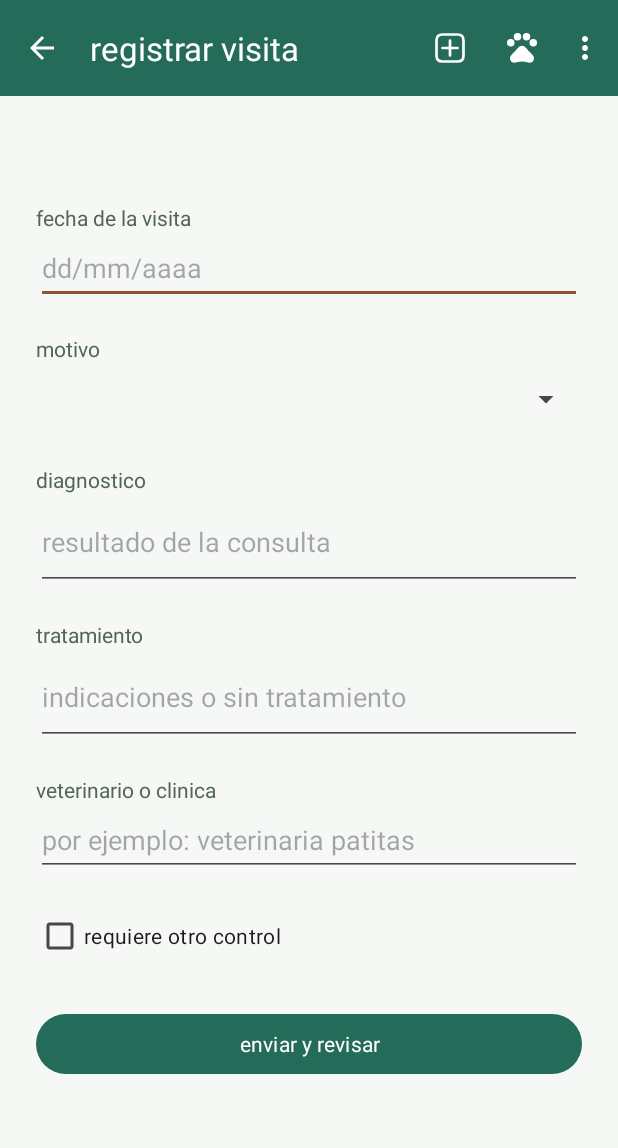
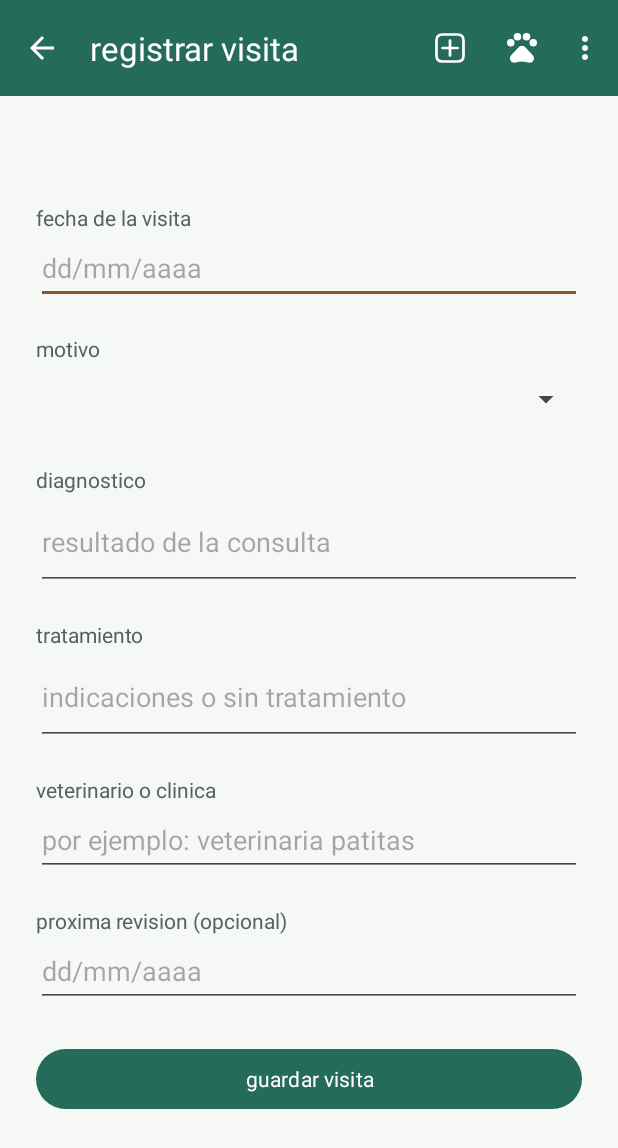
Before and after one commit to genesis-sanchez/Sops, an Android app: the RegistroVisitaActivity screen opened directly, with no data from a screen before it, on a phone screen of 412 x 824 dp. Shown: the top 1148 px of the screen. Run offline under Robolectric (Android 15) with nearby library versions, the phone set to English and light mode, and no system bars; 1 statement that could not run was skipped.

Commit message:
feat: guarda las visitas y muestra el historial por mascota

```diff
--- a/app/src/main/res/layout/activity_registro_visita.xml
+++ b/app/src/main/res/layout/activity_registro_visita.xml
@@ -27,12 +27,16 @@
             <EditText android:id="@+id/etVeterinarioVisita" android:layout_width="match_parent"
                 android:layout_height="wrap_content" android:minHeight="48dp" android:inputType="textCapWords"
                 android:hint="@string/hint_veterinario" android:maxLength="100" android:importantForAutofill="no" />
-            <CheckBox android:id="@+id/cbControlVisita" android:layout_width="match_parent"
-                android:layout_height="wrap_content" android:minHeight="48dp" android:layout_marginTop="16dp"
-                android:text="@string/control_visita" />
+            <TextView style="@style/Sops.EtiquetaDato" android:text="@string/proxima_revision_opcional" />
+            <EditText android:id="@+id/etProximaRevision" android:layout_width="match_parent"
+                android:layout_height="wrap_content" android:minHeight="48dp" android:inputType="date"
+                android:hint="@string/hint_fecha_vacuna" android:maxLength="10" android:importantForAutofill="no" />
+            <TextView android:id="@+id/tvErrorVisita" style="@style/Sops.Descripcion"
+                android:layout_marginTop="12dp" android:text="@string/error_guardar_visita"
+                android:visibility="gone" android:accessibilityLiveRegion="polite" />
             <com.google.android.material.button.MaterialButton android:id="@+id/btnEnviarVisita"
                 android:layout_width="match_parent" android:layout_height="wrap_content" android:minHeight="48dp"
-                android:layout_marginTop="24dp" android:text="@string/enviar_vacuna" />
+                android:layout_marginTop="24dp" android:text="@string/guardar_visita" />
         </LinearLayout>
     </ScrollView>
 </LinearLayout>
--- a/app/src/main/res/layout/item_registro_medico.xml
+++ b/app/src/main/res/layout/item_registro_medico.xml
@@ -9,5 +9,7 @@
         <TextView style="@style/Sops.EtiquetaDato" android:text="@string/veterinario" />
         <TextView android:id="@+id/tvVeterinarioConsulta" style="@style/Sops.Descripcion" android:layout_marginTop="4dp" />
         <TextView android:id="@+id/tvObservacionesConsulta" style="@style/Sops.Descripcion" android:layout_marginTop="16dp" />
+        <TextView android:id="@+id/tvProximaRevisionConsulta" style="@style/Sops.Descripcion"
+            android:layout_marginTop="12dp" android:visibility="gone" />
     </LinearLayout>
 </com.google.android.material.card.MaterialCardView>
--- a/app/src/main/res/values/strings.xml
+++ b/app/src/main/res/values/strings.xml
@@ -67,6 +67,15 @@
     <string name="observaciones_alimento_label">observaciones</string>
     <string name="sin_alimentacion">esta mascota aun no tiene datos de alimentacion.</string>
     <string name="registrar_visita">registrar visita</string>
+    <string name="guardar_visita">guardar visita</string>
+    <string name="guardando_visita">guardando...</string>
+    <string name="visita_guardada">visita guardada</string>
+    <string name="error_guardar_visita">no se pudo guardar la visita. intenta otra vez.</string>
+    <string name="cargando_visitas">cargando visitas...</string>
+    <string name="error_cargar_visitas">no se pudieron cargar las visitas. vuelve a abrir el historial.</string>
+    <string name="proxima_revision_opcional">proxima revision (opcional)</string>
+    <string name="proxima_revision_guardada">proxima revision: %1$s</string>
+    <string name="resumen_visita_guardada">diagnostico: %1$s\ntratamiento: %2$s</string>
     <string name="visita_de">visita de %1$s</string>
     <string name="fecha_visita">fecha de la visita</string>
     <string name="motivo_visita">motivo</string>
```
Also changed, not shown: app/src/main/java/com/udh/sops/controller/HistorialMedicoActivity.java (+61 -17 lines), app/src/main/java/com/udh/sops/controller/RegistroVisitaActivity.java (+42 -14 lines), 2 other files.
